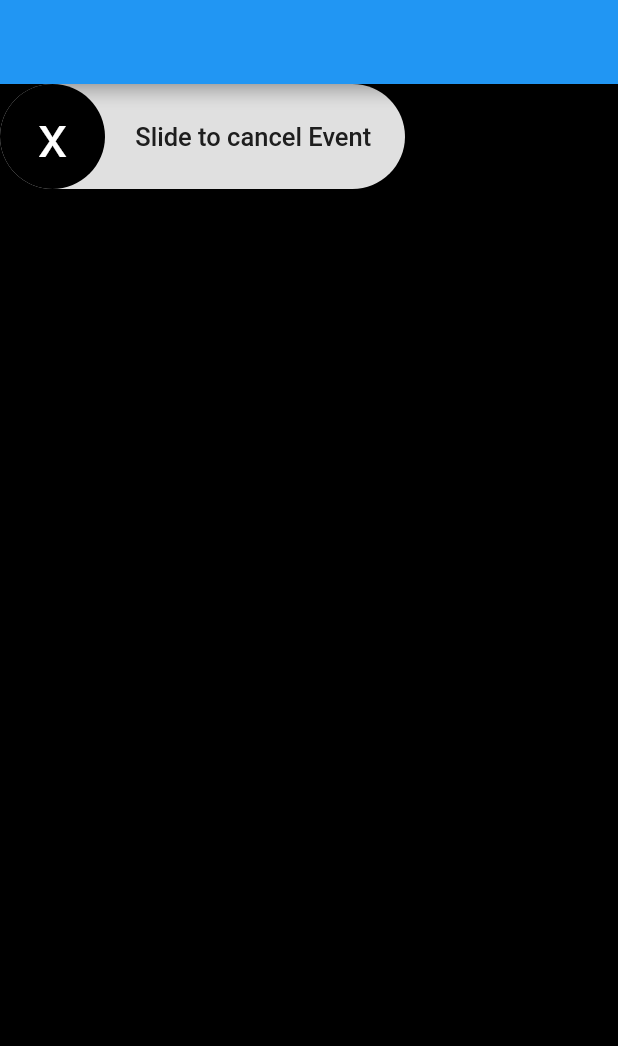
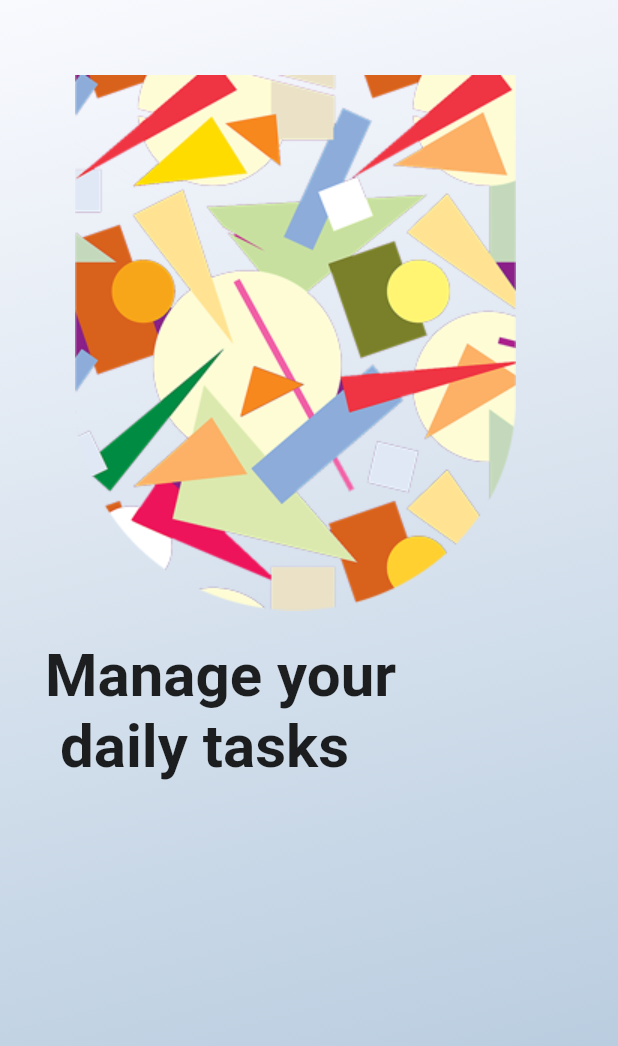
Before and after one commit to ceejayps/banking_app_2, a Flutter app: the screen it shows after launch, on a phone screen of 412 x 824 dp. Shown: the top 1046 px of the screen. Run offline on Flutter 3.47's test engine with Material 2 defaults, Android fonts, the phone set to English and light mode, and no system bars; drawn by our look-alikes of slider_button; missing offline and left inert: dart:ffi.

Commit message:
Update landingPage.dart

```diff
--- a/lib/container/pages/landingPage.dart
+++ b/lib/container/pages/landingPage.dart
@@ -1,8 +1,4 @@
-import 'dart:html';
-
-import 'package:flutter/cupertino.dart';
 import 'package:flutter/material.dart';
-import 'package:slider_button/slider_button.dart';
 
 class landingPage extends StatelessWidget {
   const landingPage({Key? key}) : super(key: key);
@@ -19,32 +15,23 @@ class landingPage extends StatelessWidget {
               Color.fromARGB(255, 180, 201, 221)
             ])),
         child: Scaffold(
-            appBar: AppBar(),
-            backgroundColor: Colors.black,
-            body: Column(
-              children: [
-                SliderButton(
-                  action: () {
-                    ///Do something here
-                  },
-                  label: Text(
-                    'Slide to cancel Event',
-                    style: TextStyle(
-                        color: Color(0xff4a4a4a),
-                        fontWeight: FontWeight.w500,
-                        fontSize: 17),
+            //appBar: AppBar(),
+            backgroundColor: Colors.transparent,
+            body: Padding(
+              padding: const EdgeInsets.all(30),
+              child: Column(
+                crossAxisAlignment: CrossAxisAlignment.start,
+                children: [
+                  Padding(
+                    padding: const EdgeInsets.all(20.0),
+                    child: Image(image: AssetImage("assets/images/u.png")),
                   ),
-                  icon: Text(
-                    'x',
-                    style: TextStyle(
-                      color: Colors.white,
-                      fontWeight: FontWeight.w400,
-                      fontSize: 40,
-                    ),
+                  Text(
+                    "Manage your \n daily tasks",
+                    style: TextStyle(fontSize: 40, fontWeight: FontWeight.bold),
                   ),
-                  buttonColor: Colors.black,
-                ),
-              ],
+                ],
+              ),
             )));
   }
 }
```
